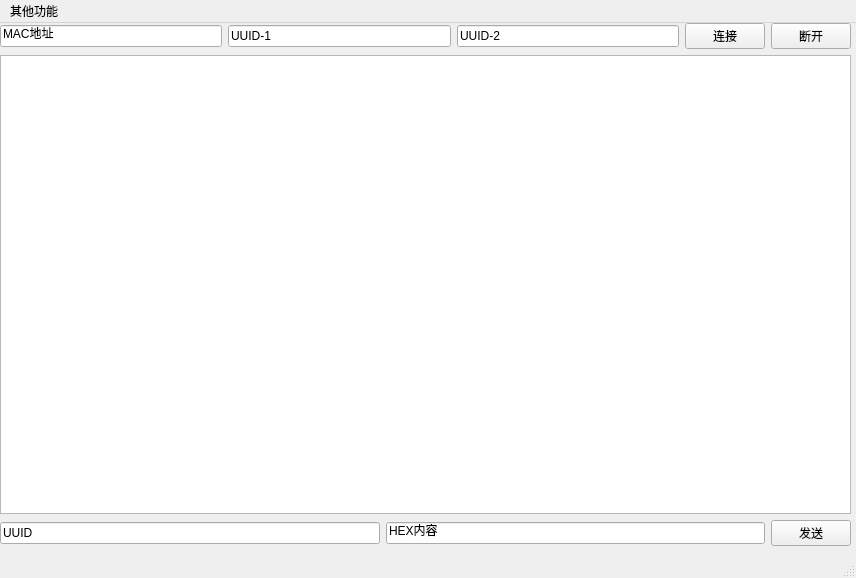
Qt form ble/ble.ui (lissettecarlr/WOW_auxiliary) before a commit.
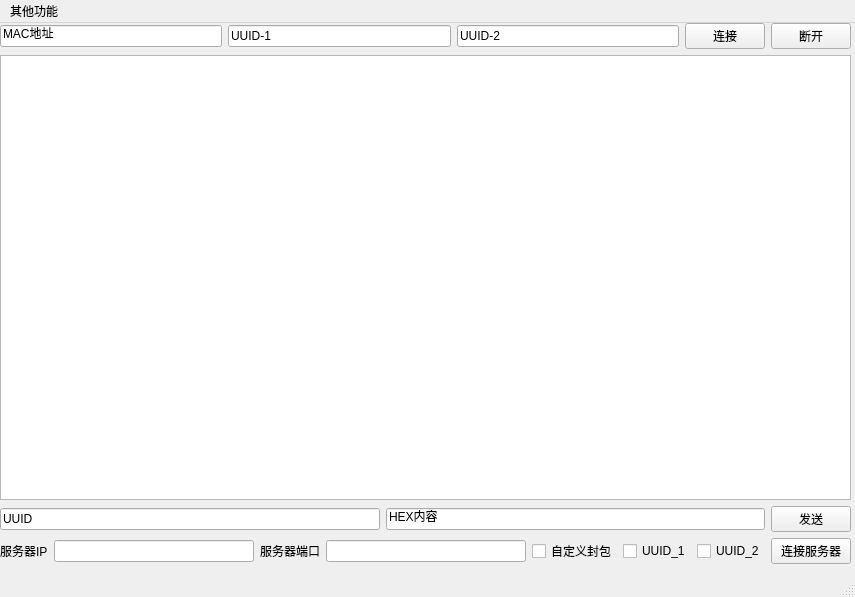
The same form after that commit.

```diff
--- a/ble/ble.ui
+++ b/ble/ble.ui
@@ -6,8 +6,8 @@
    <rect>
     <x>0</x>
     <y>0</y>
-    <width>856</width>
-    <height>578</height>
+    <width>855</width>
+    <height>597</height>
    </rect>
   </property>
   <property name="windowTitle">
@@ -20,7 +20,7 @@
       <x>0</x>
       <y>0</y>
       <width>851</width>
-      <height>491</height>
+      <height>541</height>
      </rect>
     </property>
     <layout class="QVBoxLayout" name="verticalLayout">
@@ -73,17 +73,7 @@
        </property>
       </widget>
      </item>
-    </layout>
-   </widget>
-   <widget class="QWidget" name="horizontalLayoutWidget_2">
-    <property name="geometry">
-     <rect>
-      <x>0</x>
-      <y>490</y>
-      <width>851</width>
-      <height>41</height>
-     </rect>
-    </property>
+     <item>
     <layout class="QHBoxLayout" name="horizontalLayout_4">
      <item>
       <widget class="QLineEdit" name="lineEdit_5">
@@ -107,6 +97,60 @@
       </widget>
      </item>
     </layout>
+     </item>
+     <item>
+      <layout class="QHBoxLayout" name="horizontalLayout_6">
+       <item>
+        <widget class="QLabel" name="label">
+         <property name="text">
+          <string>服务器IP</string>
+         </property>
+        </widget>
+       </item>
+       <item>
+        <widget class="QLineEdit" name="lineEdit_6"/>
+       </item>
+       <item>
+        <widget class="QLabel" name="label_2">
+         <property name="text">
+          <string>服务器端口</string>
+         </property>
+        </widget>
+       </item>
+       <item>
+        <widget class="QLineEdit" name="lineEdit_7"/>
+       </item>
+       <item>
+        <widget class="QCheckBox" name="checkBox_3">
+         <property name="text">
+          <string>自定义封包</string>
+         </property>
+        </widget>
+       </item>
+       <item>
+        <widget class="QCheckBox" name="checkBox">
+         <property name="text">
+          <string>UUID_1</string>
+         </property>
+        </widget>
+       </item>
+       <item>
+        <widget class="QCheckBox" name="checkBox_2">
+         <property name="text">
+          <string>UUID_2</string>
+         </property>
+        </widget>
+       </item>
+       <item>
+        <widget class="QPushButton" name="pushButton_4">
+         <property name="text">
+          <string>连接服务器</string>
+         </property>
+        </widget>
+       </item>
+      </layout>
+     </item>
+    </layout>
    </widget>
   </widget>
   <widget class="QMenuBar" name="menubar">
@@ -114,7 +158,7 @@
     <rect>
      <x>0</x>
      <y>0</y>
-     <width>856</width>
+     <width>855</width>
      <height>23</height>
     </rect>
    </property>
```
Left out of the diff: 6 changed lines with no effect on the pictures. Lines whose indentation alone changed are shown as unchanged.
